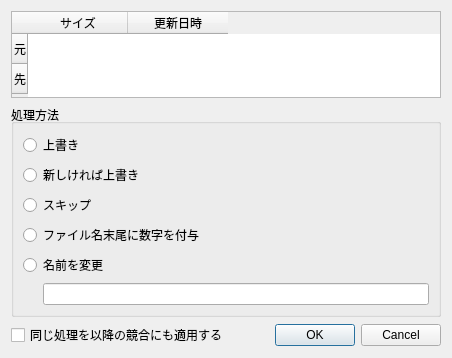
The window that overwritedialog.ui (miyabi-satoh/Gefu) describes before a commit, drawn with Qt 5.
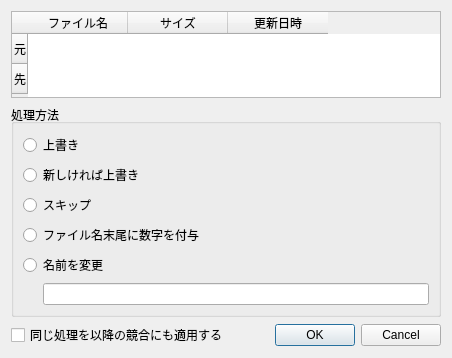
The same window after the commit.

```diff
--- a/overwritedialog.ui
+++ b/overwritedialog.ui
@@ -53,7 +53,7 @@
       <number>2</number>
      </property>
      <property name="columnCount">
-      <number>2</number>
+      <number>3</number>
      </property>
      <attribute name="horizontalHeaderHighlightSections">
       <bool>false</bool>
@@ -71,6 +71,11 @@
        <string>先</string>
       </property>
      </row>
+     <column>
+      <property name="text">
+       <string>ファイル名</string>
+      </property>
+     </column>
      <column>
       <property name="text">
        <string>サイズ</string>
```
Left out of the diff: 20 changed lines with no effect on the pictures.
